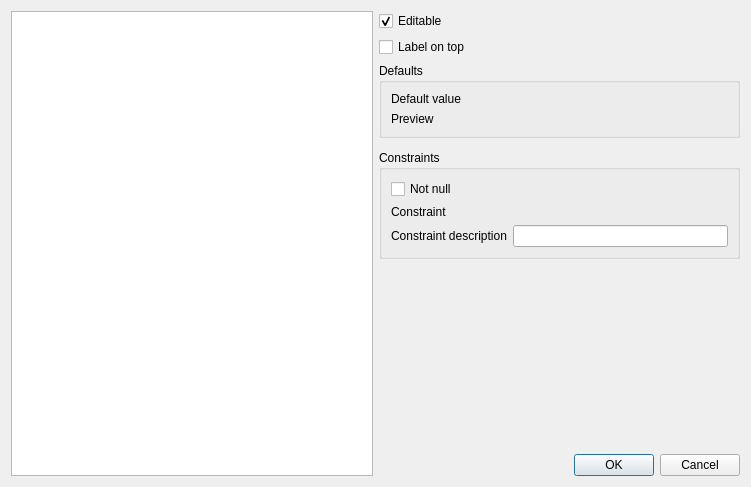
The window that src/ui/qgsattributetypeedit.ui (qgis/QGIS) describes before a commit, drawn with Qt 5.
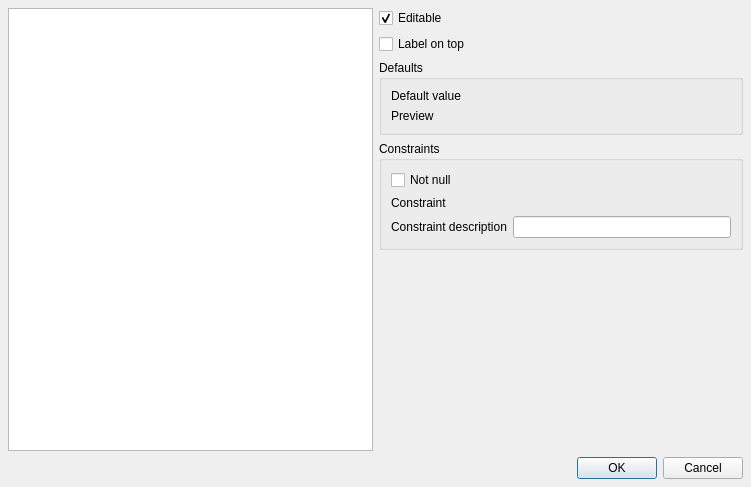
The same window after the commit. Custom widgets are drawn as their Qt base class.

Commit message: fixes #16571 - add scrollbar to edit widget properties dialog

Diff of the .ui file:
```diff
--- a/src/ui/qgsattributetypeedit.ui
+++ b/src/ui/qgsattributetypeedit.ui
@@ -13,11 +13,70 @@
   <property name="windowTitle">
    <string>Edit Widget Properties</string>
   </property>
+  <layout class="QGridLayout" name="gridLayout_3">
+   <property name="leftMargin">
+    <number>8</number>
+   </property>
+   <property name="topMargin">
+    <number>8</number>
+   </property>
+   <property name="rightMargin">
+    <number>8</number>
+   </property>
+   <property name="bottomMargin">
+    <number>8</number>
+   </property>
+   <item row="0" column="0">
+    <widget class="QListWidget" name="selectionListWidget">
+     <property name="resizeMode">
+      <enum>QListView::Fixed</enum>
+     </property>
+    </widget>
+   </item>
+   <item row="0" column="1">
+    <widget class="QScrollArea" name="scrollArea">
+     <property name="frameShape">
+      <enum>QFrame::NoFrame</enum>
+     </property>
+     <property name="widgetResizable">
+      <bool>true</bool>
+     </property>
+     <widget class="QWidget" name="scrollAreaWidgetContents_3">
+      <property name="geometry">
+       <rect>
+        <x>0</x>
+        <y>0</y>
+        <width>523</width>
+        <height>431</height>
+       </rect>
+      </property>
   <layout class="QGridLayout" name="gridLayout">
-   <item row="5" column="1">
+       <property name="leftMargin">
+        <number>0</number>
+       </property>
+       <property name="topMargin">
+        <number>0</number>
+       </property>
+       <property name="rightMargin">
+        <number>0</number>
+       </property>
+       <property name="bottomMargin">
+        <number>0</number>
+       </property>
+       <item row="0" column="2">
+        <widget class="QCheckBox" name="isFieldEditableCheckBox">
+         <property name="text">
+          <string>Editable</string>
+         </property>
+         <property name="checked">
+          <bool>true</bool>
+         </property>
+        </widget>
+       </item>
+       <item row="4" column="2">
     <widget class="QStackedWidget" name="stackedWidget"/>
    </item>
-   <item row="4" column="1">
+       <item row="3" column="2">
     <widget class="QgsCollapsibleGroupBox" name="groupBox">
      <property name="title">
       <string>Constraints</string>
@@ -71,17 +130,7 @@
      </layout>
     </widget>
    </item>
-   <item row="0" column="1">
-    <widget class="QCheckBox" name="isFieldEditableCheckBox">
-     <property name="text">
-      <string>Editable</string>
-     </property>
-     <property name="checked">
-      <bool>true</bool>
-     </property>
-    </widget>
-   </item>
-   <item row="2" column="1">
+       <item row="2" column="2">
     <widget class="QGroupBox" name="groupBox_2">
      <property name="title">
       <string>Defaults</string>
@@ -118,7 +167,7 @@
      </layout>
     </widget>
    </item>
-   <item row="1" column="1">
+       <item row="1" column="2">
     <widget class="QCheckBox" name="labelOnTopCheckBox">
      <property name="text">
       <string>Label on top</string>
@@ -128,10 +177,17 @@
      </property>
     </widget>
    </item>
-   <item row="0" column="0" rowspan="7">
-    <widget class="QListWidget" name="selectionListWidget"/>
+      </layout>
+      <zorder>groupBox_2</zorder>
+      <zorder>labelOnTopCheckBox</zorder>
+      <zorder>isFieldEditableCheckBox</zorder>
+      <zorder>notNullCheckBox</zorder>
+      <zorder>groupBox</zorder>
+      <zorder>stackedWidget</zorder>
+     </widget>
+    </widget>
    </item>
-   <item row="6" column="1">
+   <item row="1" column="0" colspan="2">
     <widget class="QDialogButtonBox" name="buttonBox">
      <property name="orientation">
       <enum>Qt::Horizontal</enum>
```
Left out of the diff: 1 changed line with no effect on the pictures. Lines whose indentation alone changed are shown as unchanged.
